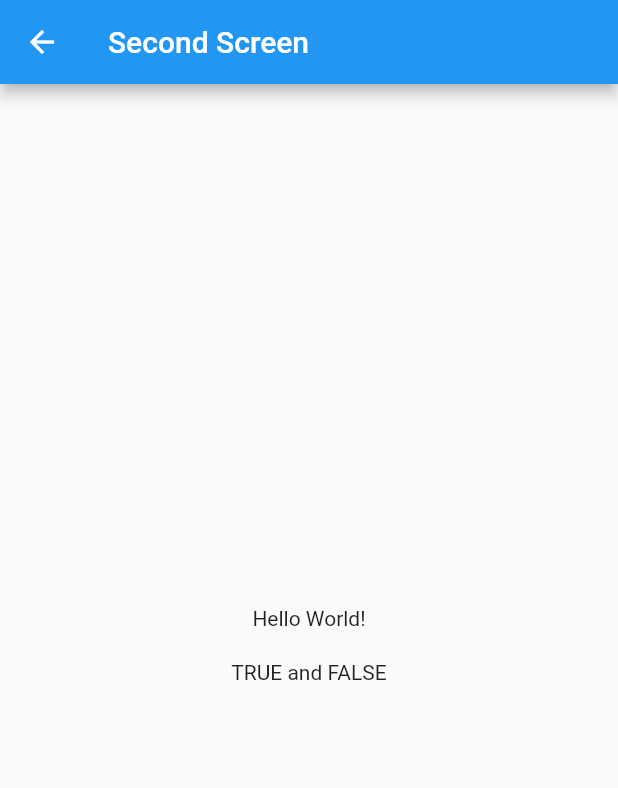
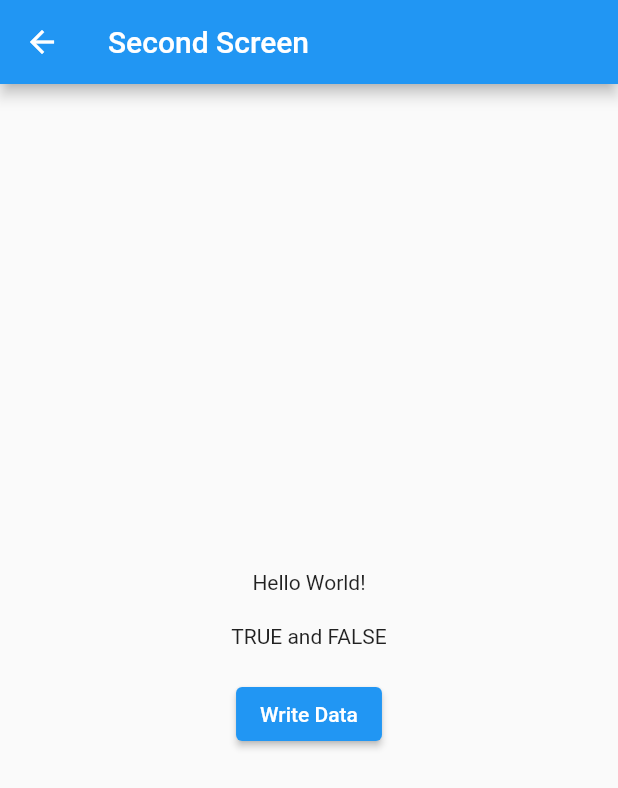
Before and after one commit to max-torch/bloc_workshop, a Flutter app: the screen it shows after launch, after a tap on "Toggle Second Boolean Bloc", after a tap on "To Second Page", on a phone screen of 412 x 824 dp. Shown: the top 788 px of the screen. Run offline on Flutter 3.47's test engine with Material 2 defaults, Android fonts, the phone set to English and light mode, and no system bars; our stand-ins replace bloc, flutter_bloc.

Commit message:
Use Repository and write method to write data

```diff
--- a/lib/bloc/second_boolean/second_boolean_bloc.dart
+++ b/lib/bloc/second_boolean/second_boolean_bloc.dart
@@ -2,15 +2,26 @@ import 'dart:async';
 import 'package:bloc/bloc.dart';
 import 'package:meta/meta.dart';
 
+import '../data/some_api.dart';
+
 part 'second_boolean_event.dart';
 
 class SecondBooleanBloc extends Bloc<SecondBooleanEvent, bool> {
-  SecondBooleanBloc() : super(true) {
-    on<SecondBooleanEvent>(_onSecondBooleanEvent);
+  final SomeAPIRepository someAPIRepository;
+
+  SecondBooleanBloc({
+    required this.someAPIRepository,
+  }) : super(true) {
+    on<SecondButtonPressed>(_onSecondButtonPressed);
+    on<WriteDataButtonPressed>(_onWriteDataButtonPressed);
   }
 
-  FutureOr<void> _onSecondBooleanEvent(event, emit) {
+  FutureOr<void> _onSecondButtonPressed(event, emit) {
     final bool toggledState = !state;
     emit(toggledState);
   }
+
+  FutureOr<void> _onWriteDataButtonPressed(event, emit) {
+    someAPIRepository.writeData("Second Bool state is ${state.toString()}");
+  }
 }
--- a/lib/bloc/second_boolean/second_boolean_event.dart
+++ b/lib/bloc/second_boolean/second_boolean_event.dart
@@ -4,3 +4,5 @@ part of 'second_boolean_bloc.dart';
 abstract class SecondBooleanEvent {}
 
 class SecondButtonPressed extends SecondBooleanEvent {}
+
+class WriteDataButtonPressed extends SecondBooleanEvent {}
--- a/lib/main.dart
+++ b/lib/main.dart
@@ -1,6 +1,7 @@
 import 'package:flutter/material.dart';
 import 'package:flutter_bloc/flutter_bloc.dart';
 
+import 'bloc/data/some_api.dart';
 import 'bloc/first_boolean/first_boolean_bloc.dart';
 import 'bloc/second_boolean/second_boolean_bloc.dart';
 import 'bloc_observer.dart';
@@ -16,16 +17,21 @@ class MainApp extends StatelessWidget {
 
   @override
   Widget build(BuildContext context) {
-    return MultiBlocProvider(
+    return RepositoryProvider(
+      create: (context) => SomeAPIRepository(),
+      child: MultiBlocProvider(
         providers: [
           BlocProvider<FirstBooleanBloc>(
               create: (BuildContext context) => FirstBooleanBloc()),
           BlocProvider<SecondBooleanBloc>(
-            create: (BuildContext context) => SecondBooleanBloc()),
+              create: (BuildContext context) => SecondBooleanBloc(
+                  someAPIRepository:
+                      RepositoryProvider.of<SomeAPIRepository>(context))),
         ],
         child: MaterialApp(
           home: FirstScreen(),
         ),
+      ),
     );
   }
 }
--- a/lib/presentation/screens/second_screen.dart
+++ b/lib/presentation/screens/second_screen.dart
@@ -30,6 +30,12 @@ class SecondScreen extends StatelessWidget {
             SizedBox(
               height: 20,
             ),
+            ElevatedButton(
+              child: Text("Write Data"),
+              onPressed: () => context
+                  .read<SecondBooleanBloc>()
+                  .add(WriteDataButtonPressed()),
+            ),
           ],
         ),
       ),
--- /dev/null
+++ b/someEndpoint.txt
@@ -0,0 +1 @@
+Second Bool state is false
```
Lines whose indentation alone changed are shown as unchanged.
